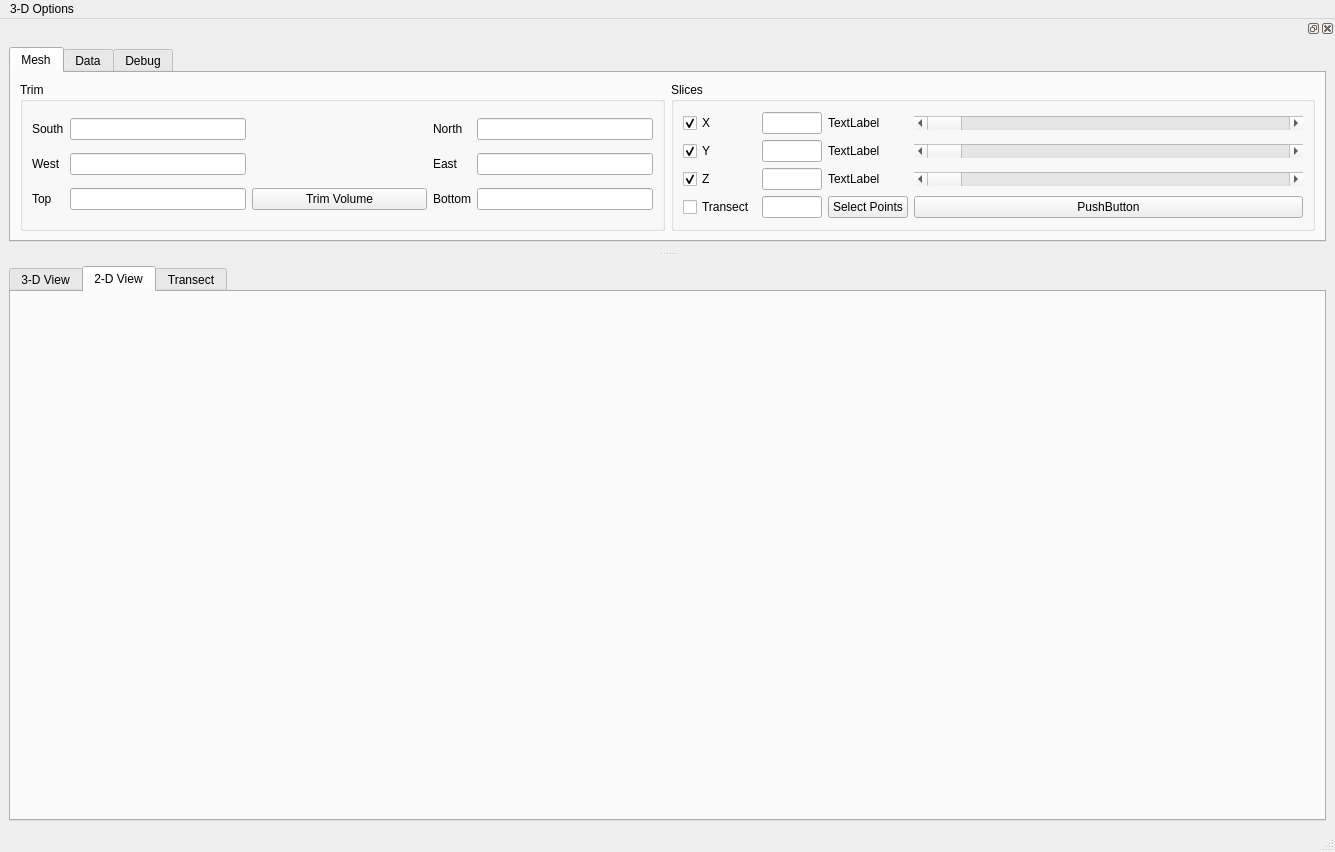
First picture: the form in pyMT/ModelGUI/model_viewer.ui, repository eroots/pyMT, before the edit.
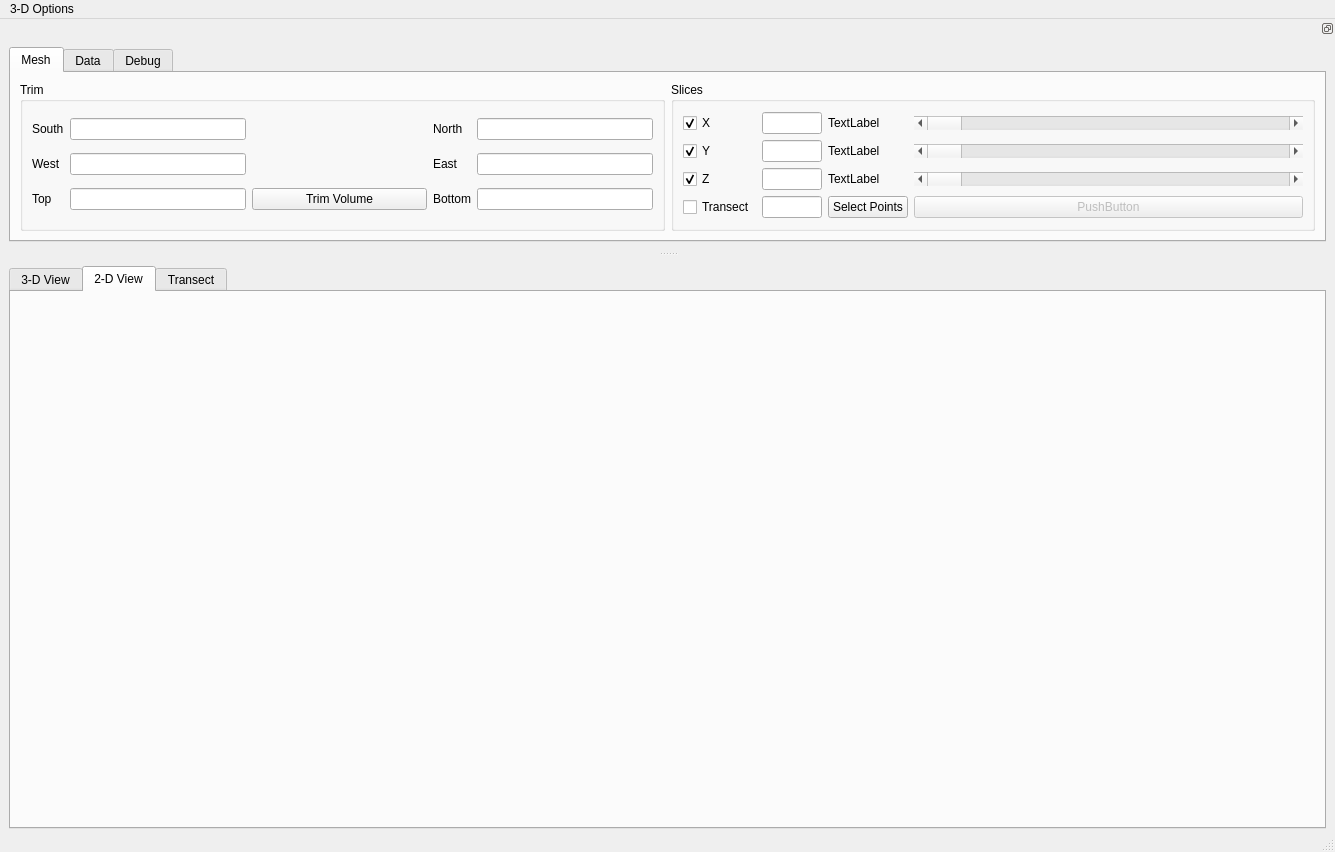
Second picture: the form after the edit.

What changed in the file:
```diff
--- a/pyMT/ModelGUI/model_viewer.ui
+++ b/pyMT/ModelGUI/model_viewer.ui
@@ -15,6 +15,12 @@
   </property>
   <widget class="QWidget" name="centralwidget">
    <layout class="QGridLayout" name="gridLayout_3">
+    <property name="bottomMargin">
+     <number>1</number>
+    </property>
+    <property name="verticalSpacing">
+     <number>1</number>
+    </property>
     <item row="0" column="0">
      <widget class="QTabWidget" name="tabWidget_2">
       <property name="sizePolicy">
@@ -98,6 +104,9 @@
    <property name="layoutDirection">
     <enum>Qt::LeftToRight</enum>
    </property>
+   <property name="features">
+    <set>QDockWidget::DockWidgetFloatable|QDockWidget::DockWidgetMovable</set>
+   </property>
    <attribute name="dockWidgetArea">
     <number>4</number>
    </attribute>
@@ -435,6 +444,9 @@
               </item>
               <item row="3" column="4">
                <widget class="QPushButton" name="clearTransect">
+                <property name="enabled">
+                 <bool>false</bool>
+                </property>
                 <property name="text">
                  <string>PushButton</string>
                 </property>
```
Left out of the diff: 2 changed lines with no effect on the pictures.
